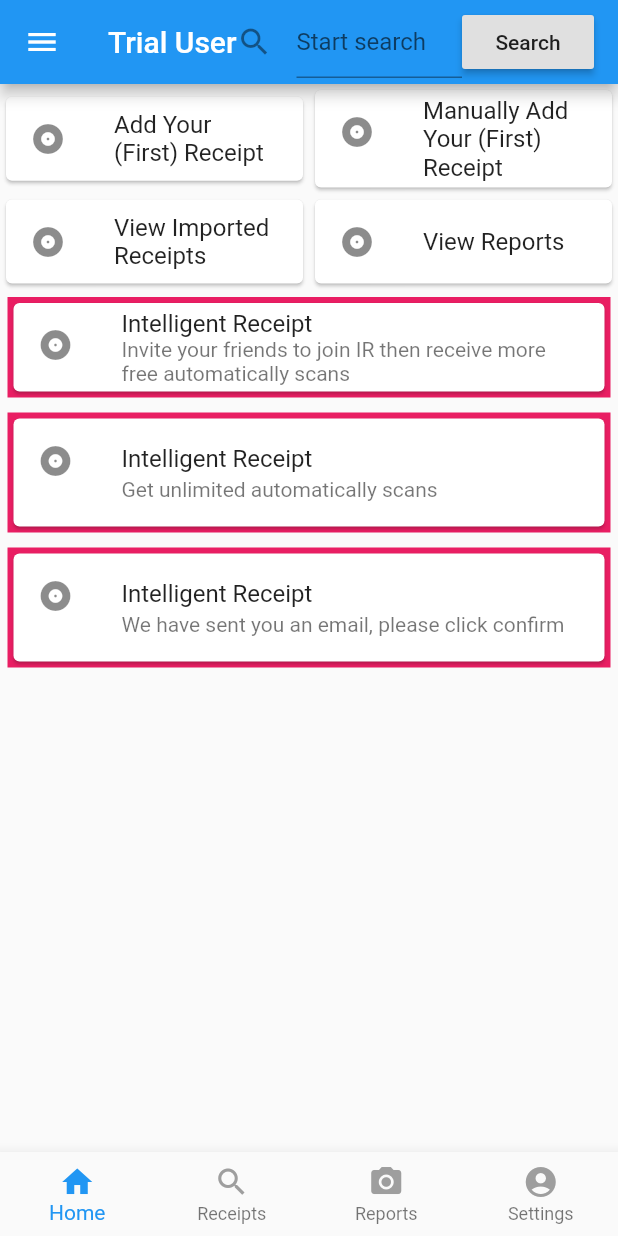
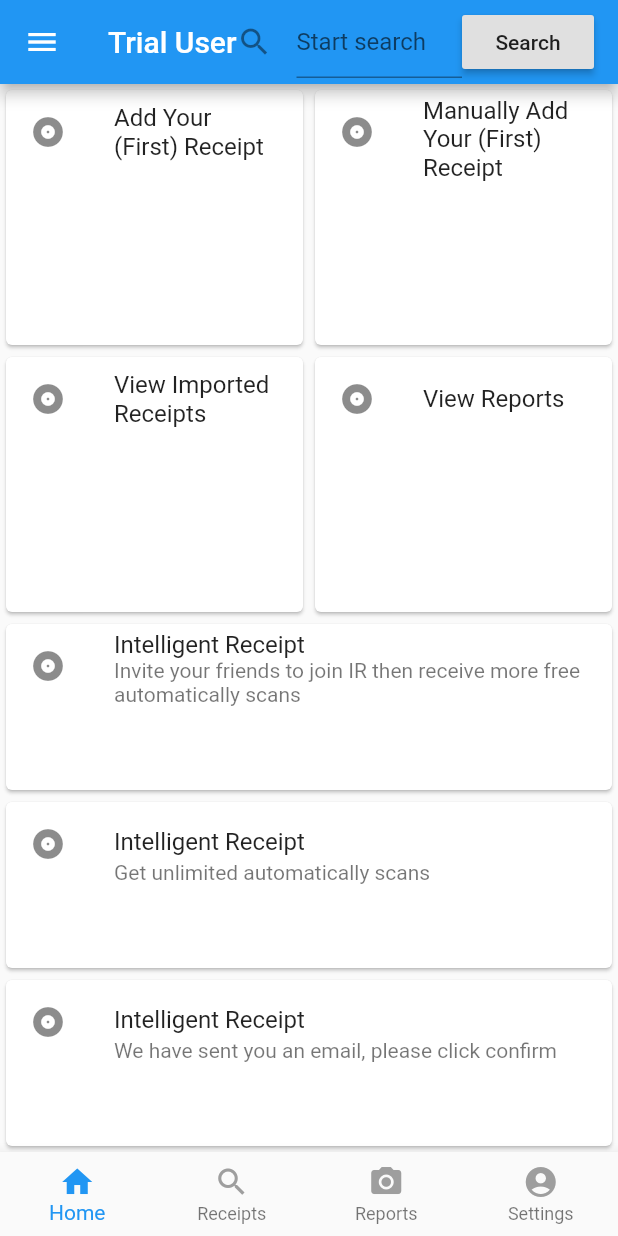
Before and after one commit to rong3000/ir, a Flutter app: the screen it shows after launch, on a phone screen of 412 x 824 dp. Run offline on Flutter 3.47's test engine with Material 2 defaults, Android fonts, the phone set to English and light mode, and no system bars; our stand-ins replace bloc, equatable, firebase_auth, flutter_bloc, font_awesome_flutter, google_sign_in and 1 more; accounts and stored records are empty.

Commit message:
blocks will auto adapt to different screen resolutions.

```diff
--- a/lib/pages/home_page.dart
+++ b/lib/pages/home_page.dart
@@ -46,6 +46,90 @@ class _HomePageState extends State<HomePage> {
             builder: (BuildContext context, HomeState state) {
               return Column(
                 children: <Widget>[
+                  Expanded(
+                    flex: 10,
+                    child: Column(
+                      children: <Widget>[
+                        Expanded(
+                          child: Row(
+                            children: <Widget>[
+                              Expanded(
+                                child: FractionallySizedBox(
+                                  heightFactor: 1,
+                                  child: Card(
+                                    child: Column(
+                                      mainAxisSize: MainAxisSize.min,
+                                      children: <Widget>[
+                                        const ListTile(
+                                          leading: Icon(Icons.album),
+                                          title: Text('Add Your (First) Receipt'),
+                                        ),
+                                      ],
+                                    ),
+                                  ),
+                                ),
+                              ),
+                              Expanded(
+                                child: FractionallySizedBox(
+                                  heightFactor: 1,
+                                  child: Card(
+                                    child: Column(
+                                      mainAxisSize: MainAxisSize.min,
+                                      children: <Widget>[
+                                        const ListTile(
+                                          leading: Icon(Icons.album),
+                                          title: Text(
+                                              'Manually Add Your (First) Receipt'),
+                                        ),
+                                      ],
+                                    ),
+                                  ),
+                                ),
+                              ),
+                            ],
+                          ),
+                        ),
+                        Expanded(
+                          child: Row(
+                            children: <Widget>[
+                              Expanded(
+                                child: FractionallySizedBox(
+                                  heightFactor: 1,
+                                  child: Card(
+                                    child: Column(
+                                      mainAxisSize: MainAxisSize.min,
+                                      children: <Widget>[
+                                        const ListTile(
+                                          leading: Icon(Icons.album),
+                                          title: Text('View Imported Receipts'),
+                                        ),
+                                      ],
+                                    ),
+                                  ),
+                                ),
+                              ),
+                              Expanded(
+                                child: FractionallySizedBox(
+                                  heightFactor: 1,
+                                  child: Card(
+                                    child: Column(
+                                      mainAxisSize: MainAxisSize.min,
+                                      children: <Widget>[
+                                        const ListTile(
+                                          leading: Icon(Icons.album),
+                                          title: Text('View Reports'),
+                                        ),
+                                      ],
+                                    ),
+                                  ),
+                                ),
+                              ),
+                            ],
+                          ),
+                        ),
+                      ],
+                    ),
+                  ),
 //                  MediaQuery.removePadding(
 //                    removeTop: true,
 //                    context: context,
@@ -85,9 +169,10 @@ class _HomePageState extends State<HomePage> {
 //                      ),
 //                    ],
 //                  ),
-                  Column(children: <Widget>[
 
-                    Row(
+                  Expanded(
+                    flex: 10,
+                    child: Column(
                       children: <Widget>[
                         Expanded(
                           child: Card(
@@ -96,12 +181,13 @@ class _HomePageState extends State<HomePage> {
                               children: <Widget>[
                                 const ListTile(
                                   leading: Icon(Icons.album),
-                                  title: Text('Add Your (First) Receipt'),
+                                  title: Text('Intelligent Receipt'),
+                                  subtitle: Text(
+                                      'Invite your friends to join IR then receive more free automatically scans'),
                                 ),
                               ],
                             ),
                           ),
-
                         ),
                         Expanded(
                           child: Card(
@@ -110,31 +196,13 @@ class _HomePageState extends State<HomePage> {
                               children: <Widget>[
                                 const ListTile(
                                   leading: Icon(Icons.album),
-                                  title: Text('Manually Add Your (First) Receipt'),
+                                  title: Text('Intelligent Receipt'),
+                                  subtitle:
+                                      Text('Get unlimited automatically scans'),
                                 ),
                               ],
                             ),
                           ),
-
-                        ),
-                      ],
-                    ),
-
-                    Row(
-                      children: <Widget>[
-                        Expanded(
-                          child: Card(
-                            child: Column(
-                              mainAxisSize: MainAxisSize.min,
-                              children: <Widget>[
-                                const ListTile(
-                                  leading: Icon(Icons.album),
-                                  title: Text('View Imported Receipts'),
-                                ),
-                              ],
-                            ),
-                          ),
-
                         ),
                         Expanded(
                           child: Card(
@@ -143,72 +211,17 @@ class _HomePageState extends State<HomePage> {
                               children: <Widget>[
                                 const ListTile(
                                   leading: Icon(Icons.album),
-                                  title: Text('View Reports'),
+                                  title: Text('Intelligent Receipt'),
+                                  subtitle: Text(
+                                      'We have sent you an email, please click confirm'),
                                 ),
                               ],
                             ),
                           ),
-
                         ),
                       ],
                     ),
-                  ],),
-                  Expanded(child:
-                  Column(
-                    children: <Widget>[
-                      Container(
-                        color: Colors.pink,
-                        margin: EdgeInsets.all(5),
-                        child:Card(
-                          child: Column(
-                            mainAxisSize: MainAxisSize.min,
-                            children: <Widget>[
-                              const ListTile(
-                                leading: Icon(Icons.album),
-                                title: Text('Intelligent Receipt'),
-                                subtitle:
-                                Text('Invite your friends to join IR then receive more free automatically scans'),
-                              ),
-                            ],
-                          ),
-                        ),
-                      ),
-                      Container(
-                        color: Colors.pink,
-                        margin: EdgeInsets.all(5),
-                        child:Card(
-                          child: Column(
-                            mainAxisSize: MainAxisSize.min,
-                            children: <Widget>[
-                              const ListTile(
-                                leading: Icon(Icons.album),
-                                title: Text('Intelligent Receipt'),
-                                subtitle:
-                                Text('Get unlimited automatically scans'),
-                              ),
-                            ],
-                          ),
-                        ),
-                      ),
-                      Container(
-                        color: Colors.pink,
-                        margin: EdgeInsets.all(5),
-                        child:Card(
-                          child: Column(
-                            mainAxisSize: MainAxisSize.min,
-                            children: <Widget>[
-                              const ListTile(
-                                leading: Icon(Icons.album),
-                                title: Text('Intelligent Receipt'),
-                                subtitle:
-                                Text('We have sent you an email, please click confirm'),
-                              ),
-                            ],
-                          ),
-                        ),
-                      ),
-                    ],
-                  ),),
+                  ),
                 ],
               );
             }));
```
